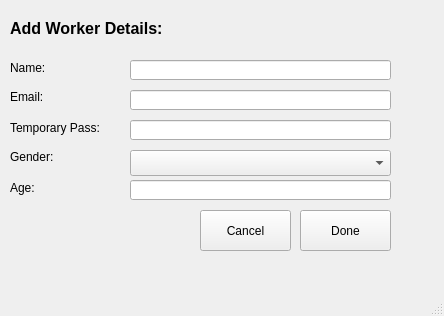
First picture: the form in Screens/AddWorker.ui, repository msaadg/NGOConnect, before the edit.
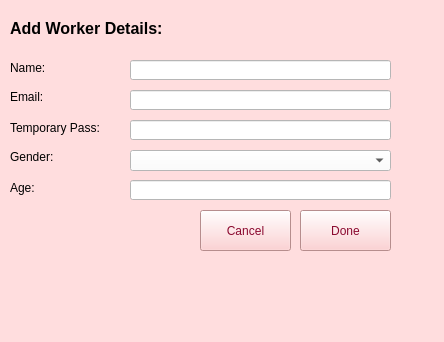
Second picture: the form after the edit. Icons and pictures are not drawn.

What changed in the file:
```diff
--- a/Screens/AddWorker.ui
+++ b/Screens/AddWorker.ui
@@ -7,12 +7,15 @@
     <x>0</x>
     <y>0</y>
     <width>444</width>
-    <height>316</height>
+    <height>342</height>
    </rect>
   </property>
   <property name="windowTitle">
    <string>New Worker</string>
   </property>
+  <property name="styleSheet">
+   <string notr="true">background-color: rgb(255, 221, 222);</string>
+  </property>
   <widget class="QWidget" name="centralwidget">
    <widget class="QLabel" name="label">
     <property name="geometry">
@@ -108,6 +111,9 @@
       <height>20</height>
      </rect>
     </property>
+    <property name="styleSheet">
+     <string notr="true">background-color:white;</string>
+    </property>
    </widget>
    <widget class="QLineEdit" name="workerEmail">
     <property name="geometry">
@@ -118,6 +124,9 @@
       <height>20</height>
      </rect>
     </property>
+    <property name="styleSheet">
+     <string notr="true">background-color:white;</string>
+    </property>
    </widget>
    <widget class="QLineEdit" name="workerPassword">
     <property name="geometry">
@@ -128,6 +137,9 @@
       <height>20</height>
      </rect>
     </property>
+    <property name="styleSheet">
+     <string notr="true">background-color:white;</string>
+    </property>
    </widget>
    <widget class="QLineEdit" name="workerAge">
     <property name="geometry">
@@ -138,6 +150,9 @@
       <height>20</height>
      </rect>
     </property>
+    <property name="styleSheet">
+     <string notr="true">background-color:white;</string>
+    </property>
    </widget>
    <widget class="QPushButton" name="addWorkerDoneBtn">
     <property name="geometry">
@@ -148,6 +163,10 @@
       <height>41</height>
      </rect>
     </property>
+    <property name="styleSheet">
+     <string notr="true">color: rgb(138, 9, 47);
+background-color:rgb(255, 197, 198);;</string>
+    </property>
     <property name="text">
      <string>Done</string>
     </property>
@@ -161,6 +180,10 @@
       <height>41</height>
      </rect>
     </property>
+    <property name="styleSheet">
+     <string notr="true">background-color:white;color: rgb(138, 9, 47);
+background-color:rgb(255, 197, 198);;</string>
+    </property>
     <property name="text">
      <string>Cancel</string>
     </property>
@@ -171,9 +194,12 @@
       <x>130</x>
       <y>150</y>
       <width>261</width>
-      <height>26</height>
+      <height>21</height>
      </rect>
     </property>
+    <property name="styleSheet">
+     <string notr="true">background-color:white;</string>
+    </property>
     <item>
      <property name="text">
       <string/>
@@ -190,6 +216,25 @@
      </property>
     </item>
    </widget>
+   <widget class="QLabel" name="label_9">
+    <property name="geometry">
+     <rect>
+      <x>10</x>
+      <y>220</y>
+      <width>131</width>
+      <height>51</height>
+     </rect>
+    </property>
+    <property name="text">
+     <string/>
+    </property>
+    <property name="pixmap">
+     <pixmap>../Logo.png</pixmap>
+    </property>
+    <property name="scaledContents">
+     <bool>true</bool>
+    </property>
+   </widget>
   </widget>
   <widget class="QMenuBar" name="menubar">
    <property name="geometry">
```
